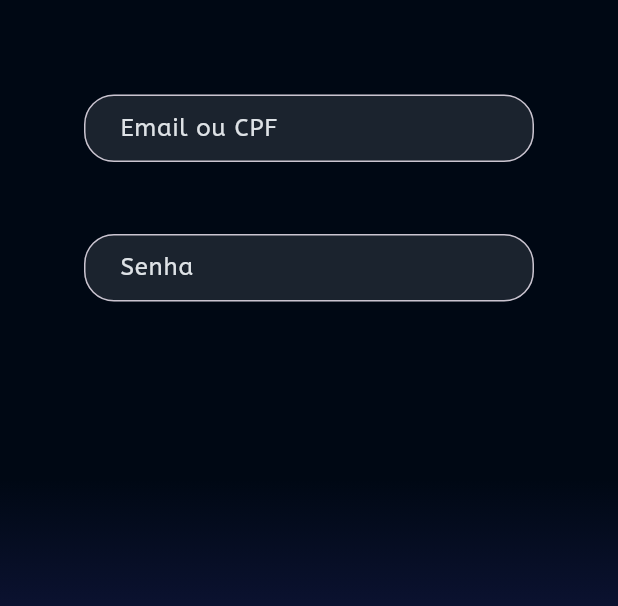
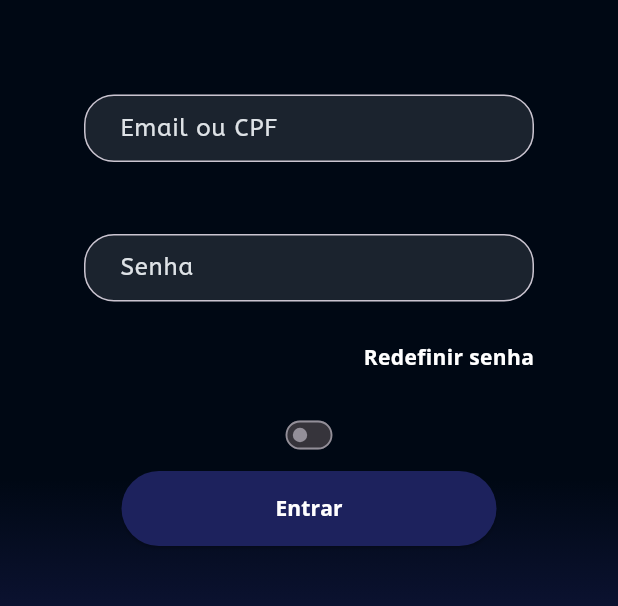
Before and after one commit to GuizinSX7/TCC-Neto-garage, a Flutter app: the screen it shows after launch, on a phone screen of 412 x 824 dp, the part 423-1029 px from its top. Run offline on Flutter 3.47's test engine with Material 3 defaults, Android fonts, the phone set to English and light mode, and no system bars; our stand-ins replace firebase_core; accounts and stored records are empty.

Commit message:
login-componente

```diff
--- /dev/null
+++ b/tcc_neto_garage/lib/components/loginComp.dart
@@ -0,0 +1,136 @@
+import 'package:flutter/material.dart';
+import 'package:tcc_neto_garage/shared/style.dart';
+
+class LoginComp extends StatefulWidget {
+
+  final VoidCallback onRedefinirSenha;
+
+  const LoginComp({super.key, required this.onRedefinirSenha});
+
+  @override
+  State<LoginComp> createState() => _LoginCompState();
+}
+
+class _LoginCompState extends State<LoginComp> {
+
+  final _formKey = GlobalKey<FormState>();
+  bool _isSwitched = false;
+
+  @override
+  Widget build(BuildContext context) {
+    return Center(
+      child: Column(
+        crossAxisAlignment: CrossAxisAlignment.center,
+        children: [
+          const SizedBox(height: 63,),
+          Form(
+            key: _formKey,
+            child: Column(
+              children: [
+                SizedBox(
+                  width: 300,
+                  height: 45,
+                  child: TextFormField(
+                    cursorColor: MyColors.branco1,
+                    decoration: InputDecoration(
+                      fillColor: const Color.fromARGB(30, 233, 236, 239),
+                      filled: true,
+                      border: OutlineInputBorder(
+                        borderRadius: BorderRadius.circular(20),
+                        borderSide: BorderSide(color: MyColors.branco1, width: 3),
+                      ),
+                      focusedBorder: OutlineInputBorder(
+                        borderRadius: BorderRadius.circular(20),
+                        borderSide: BorderSide(color: MyColors.branco1, width: 1),
+                      ),
+                      hintText: "Email ou CPF",
+                      hintStyle: TextStyle(color: MyColors.branco4,),
+                      contentPadding: const EdgeInsets.symmetric(vertical:10, horizontal: 20),
+                    ),
+                  ),
+                ),
+                const SizedBox(height: 48,),
+                SizedBox(
+                  width: 300,
+                  height: 45,
+                  child: TextFormField(
+                    cursorColor: MyColors.branco1,
+                    decoration: InputDecoration(
+                      fillColor: const Color.fromARGB(30, 233, 236, 239),
+                      filled: true,
+                      border: OutlineInputBorder(
+                        borderRadius: BorderRadius.circular(20),
+                        borderSide: BorderSide(color: MyColors.branco1, width: 3),
+                      ),
+                      focusedBorder: OutlineInputBorder(
+                        borderRadius: BorderRadius.circular(20),
+                        borderSide: BorderSide(color: MyColors.branco1, width: 1),
+                      ),
+                      hintText: "Senha",
+                      hintStyle: TextStyle(color: MyColors.branco4,),
+                      contentPadding: const EdgeInsets.symmetric(vertical:10, horizontal: 20),
+                    ),
+                  ),
+                ),
+                const SizedBox(height: 27,),
+                SizedBox(
+                  width: 300,
+                  child: Row(
+                    mainAxisAlignment: MainAxisAlignment.end,
+                    children: [
+                      GestureDetector(
+                        onTap: widget.onRedefinirSenha,
+                        child: Text(
+                            "Redefinir senha",
+                            style: TextStyle(
+                              fontFamily: MyFonts.fontTerc,
+                              fontWeight: FontWeight.bold,
+                              fontSize: 14,
+                              color: MyColors.branco1,
+                            ),
+                          )
+                      )
+                    ]
+                  ),
+                ),
+                const SizedBox(height: 18,),
+                SizedBox(
+                  width: 300,
+                  child: Transform.scale(
+                    scale: 0.6,
+                    child: Switch (
+                      value: _isSwitched,
+                      onChanged: (bool value) {
+                        setState(() {
+                          _isSwitched = value;
+                        });
+                      },
+                    ),
+                  ),
+                ),
+                ElevatedButton(
+                  onPressed: () {
+                    Navigator.pushNamed(context, "/Home");
+                  },
+                  style: ElevatedButton.styleFrom(
+                    minimumSize: Size(250, 50),
+                    backgroundColor: MyColors.azul3,
+                  ),
+                  child: Text(
+                    "Entrar",
+                    style: TextStyle(
+                      color: MyColors.branco1,
+                      fontSize: 14,
+                      fontFamily: MyFonts.fontTerc,
+                      fontWeight: FontWeight.bold
+                    ),
+                  )
+                )
+              ],
+            ),
+          ),
+        ],
+      ),
+          );
+  }
+}
--- a/tcc_neto_garage/lib/main.dart
+++ b/tcc_neto_garage/lib/main.dart
@@ -1,5 +1,7 @@
 import 'package:flutter/material.dart';
+import 'package:tcc_neto_garage/pages/Home.dart';
 import 'package:tcc_neto_garage/pages/login.dart';
+import 'package:tcc_neto_garage/pages/redefinirsenha.dart';
 import 'package:tcc_neto_garage/shared/style.dart';
 import 'package:firebase_core/firebase_core.dart';
 
@@ -21,11 +23,17 @@ class MyApp extends StatelessWidget {
         fontFamily: MyFonts.fontPrimary,
         brightness: Brightness.dark,
         useMaterial3: true,
+        textSelectionTheme: TextSelectionThemeData(
+          cursorColor: MyColors.branco1,
+          selectionHandleColor: MyColors.azul1,
+        )
       ),
       initialRoute: '/Login',
       routes: {
         // '/' : (context) =>
-        '/Login' : (context) => Login()
+        '/Login' : (context) => Login(),
+        '/Home' : (context) => Home(),
+        '/Redefinirsenha' : (context) => Redefinirsenha()
       },
     );
   }
--- a/tcc_neto_garage/lib/pages/login.dart
+++ b/tcc_neto_garage/lib/pages/login.dart
@@ -1,4 +1,6 @@
 import 'package:flutter/material.dart';
+import 'package:tcc_neto_garage/components/ResetPassword.dart';
+import 'package:tcc_neto_garage/components/loginComp.dart';
 import 'package:tcc_neto_garage/shared/style.dart';
 
 class Login extends StatefulWidget {
@@ -10,7 +12,7 @@ class Login extends StatefulWidget {
 
 class _LoginState extends State<Login> {
 
-  final _formKey = GlobalKey<FormState>();
+  var componente = 0;
 
   @override
   Widget build(BuildContext context) {
@@ -25,49 +27,22 @@ class _LoginState extends State<Login> {
             children: [
               const SizedBox(height: 180,),
               Image.asset('assets/images/Logo.png'),
-              const SizedBox(height: 63,),
-              Form(
-                key: _formKey,
-                child: Column(
-                  children: [
-                    SizedBox(
-                      width: 300,
-                      height: 45,
-                      child: TextFormField(
-                        decoration: InputDecoration(
-                          fillColor: const Color.fromARGB(30, 233, 236, 239),
-                          filled: true,
-                          border: OutlineInputBorder(
-                            borderRadius: BorderRadius.circular(20),
-                            borderSide: BorderSide(color: MyColors.branco1, width: 3),
-                          ),
-                          hintText: "Email ou CPF",
-                          hintStyle: TextStyle(color: MyColors.branco4,),
-                          contentPadding: const EdgeInsets.symmetric(vertical:10, horizontal: 20),
-                        ),
-                      ),
-                    ),
-                    const SizedBox(height: 48,),
-                    SizedBox(
-                      width: 300,
-                      height: 45,
-                      child: TextFormField(
-                        decoration: InputDecoration(
-                          fillColor: const Color.fromARGB(30, 233, 236, 239),
-                          filled: true,
-                          border: OutlineInputBorder(
-                            borderRadius: BorderRadius.circular(20),
-                            borderSide: BorderSide(color: MyColors.branco1, width: 3),
-                          ),
-                          hintText: "Senha",
-                          hintStyle: TextStyle(color: MyColors.branco4,),
-                          contentPadding: const EdgeInsets.symmetric(vertical:10, horizontal: 20),
-                        ),
-                      ),
-                    ),
-                  ],
-                ),
-              ),
+              if (componente == 0)
+                LoginComp(
+                  onRedefinirSenha: () {
+                    setState(() {
+                      componente = 1;
+                    });
+                  }
+                )
+              else
+                Resetpassword(
+                  onBackToLogin: () {
+                    setState(() {
+                      componente = 0;
+                    });
+                  },
+                )
             ],
           ),
         ),
```
Also changed, not shown: tcc_neto_garage/lib/components/ResetPassword.dart (added, +19 -0 lines), tcc_neto_garage/lib/pages/Home.dart (added, +15 -0 lines), tcc_neto_garage/lib/pages/redefinirsenha.dart (added, +15 -0 lines).
